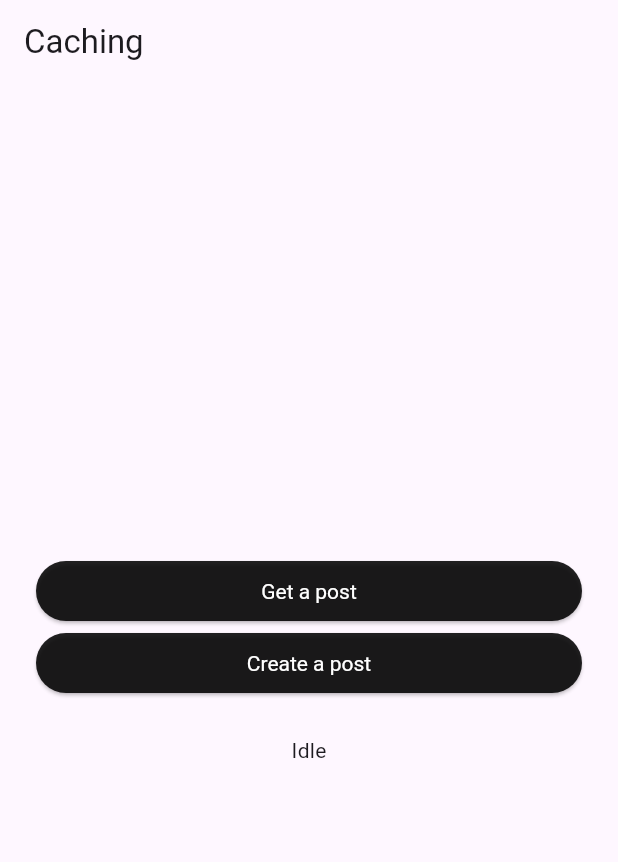
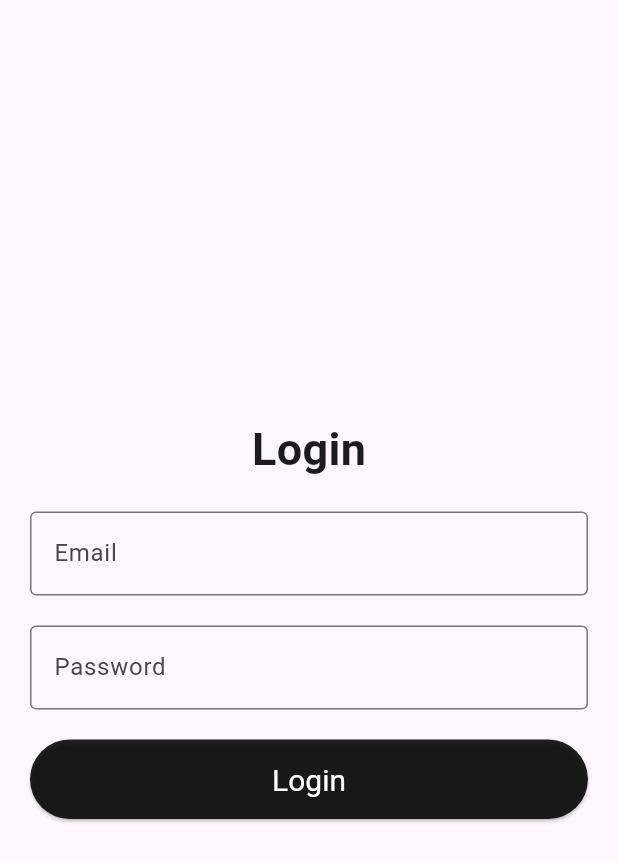
Before and after one commit to EmreAka/FlutterExample, a Flutter app: the screen it shows after launch, on a phone screen of 412 x 824 dp. Shown: the top 862 px of the screen. Run offline on Flutter 3.47's test engine with Material 3 defaults, Android fonts, the phone set to English and light mode, and no system bars; our stand-ins replace dio, get_it, go_router, hive_flutter, signals; accounts and stored records are empty.

Commit message:
login view is added

```diff
--- a/lib/main.dart
+++ b/lib/main.dart
@@ -1,7 +1,9 @@
+import 'package:flutter_example/modules/auth/views/login_view.dart';
 import 'package:flutter_example/modules/home/view/home_view.dart';
 import 'package:flutter_example/service_locator.dart';
 import 'package:flutter/material.dart';
 import 'package:get_it/get_it.dart';
+import 'package:go_router/go_router.dart';
 import 'package:hive_flutter/hive_flutter.dart';
 
 void main() async {
@@ -19,14 +21,28 @@ class MyApp extends StatelessWidget {
 
   @override
   Widget build(BuildContext context) {
-    return MaterialApp(
+    return MaterialApp.router(
       debugShowCheckedModeBanner: false,
       title: 'Caching',
       theme: ThemeData(
         primarySwatch: Colors.blue,
       ),
-      home: HomeView(
-        homeService: di.get(),
+      routerConfig: GoRouter(
+        initialLocation: '/login',
+        routes: [
+          GoRoute(
+            path: '/login',
+            name: 'login',
+            builder: (context, state) => const LoginView(),
+          ),
+          GoRoute(
+            path: '/home',
+            name: 'home',
+            builder: (context, state) {
+              return HomeView(homeService: di.get());
+            },
+          )
+        ],
       ),
     );
   }
--- /dev/null
+++ b/lib/modules/auth/mixins/login_mixin.dart
@@ -0,0 +1,9 @@
+import 'package:flutter/widgets.dart';
+import 'package:flutter_example/modules/auth/views/login_view.dart';
+import 'package:go_router/go_router.dart';
+
+mixin LoginMixin on State<LoginView> {
+  void login() {
+    if (mounted) context.goNamed('home');
+  }
+}
--- /dev/null
+++ b/lib/modules/auth/views/login_view.dart
@@ -0,0 +1,55 @@
+import 'package:flutter/material.dart';
+import 'package:flutter_example/modules/auth/mixins/login_mixin.dart';
+import 'package:flutter_example/shared/widgets/example_button.dart';
+
+class LoginView extends StatefulWidget {
+  const LoginView({super.key});
+
+  @override
+  State<LoginView> createState() => _LoginViewState();
+}
+
+class _LoginViewState extends State<LoginView> with LoginMixin {
+  @override
+  Widget build(BuildContext context) {
+    return Scaffold(
+      body: SafeArea(
+        child: Padding(
+          padding: const EdgeInsets.all(20.0),
+          child: Column(
+            crossAxisAlignment: CrossAxisAlignment.stretch,
+            mainAxisAlignment: MainAxisAlignment.center,
+            children: [
+              const Align(
+                alignment: Alignment.center,
+                child: Text(
+                  'Login',
+                  style: TextStyle(
+                    fontSize: 30.0,
+                    fontWeight: FontWeight.bold,
+                  ),
+                ),
+              ),
+              const SizedBox(height: 20.0),
+              const TextField(
+                decoration: InputDecoration(
+                  labelText: 'Email',
+                  border: OutlineInputBorder(),
+                ),
+              ),
+              const SizedBox(height: 20.0),
+              const TextField(
+                decoration: InputDecoration(
+                  labelText: 'Password',
+                  border: OutlineInputBorder(),
+                ),
+              ),
+              const SizedBox(height: 20.0),
+              ExampleButton(onPressed: login, text: 'Login'),
+            ],
+          ),
+        ),
+      ),
+    );
+  }
+}
--- /dev/null
+++ b/lib/shared/widgets/example_button.dart
@@ -0,0 +1,31 @@
+import 'package:flutter/material.dart';
+
+class ExampleButton extends StatelessWidget {
+  final Function onPressed;
+  final String text;
+
+  const ExampleButton({super.key, required this.onPressed, required this.text});
+
+  @override
+  Widget build(BuildContext context) {
+    return ElevatedButton(
+      onPressed: () {
+        onPressed();
+      },
+      style: ButtonStyle(
+        foregroundColor: MaterialStateColor.resolveWith((states) => Colors.black87),
+        backgroundColor: MaterialStateColor.resolveWith((states) => Colors.black87),
+        textStyle: MaterialStateProperty.resolveWith(
+          (states) => const TextStyle(color: Colors.white),
+        ),
+        padding: MaterialStateProperty.resolveWith(
+          (states) => const EdgeInsets.symmetric(vertical: 15),
+        ),
+      ),
+      child: Text(
+        text,
+        style: const TextStyle(color: Colors.white, fontWeight: FontWeight.w400, fontSize: 20),
+      ),
+    );
+  }
+}
--- a/pubspec.yaml
+++ b/pubspec.yaml
@@ -16,6 +16,7 @@ dependencies:
   dio: ^5.4.2
   signals: ^4.5.1
   http: ^1.2.1
+  go_router: ^13.2.3
 
 dev_dependencies:
   flutter_test:
```
Also changed, not shown: pubspec.lock.
